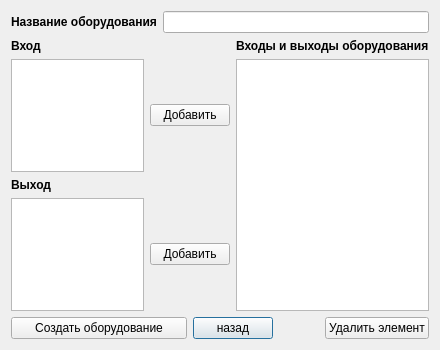
Old version of the form equipmentcreator.ui in the repository VampireVol/NetworkDiagramEditor.
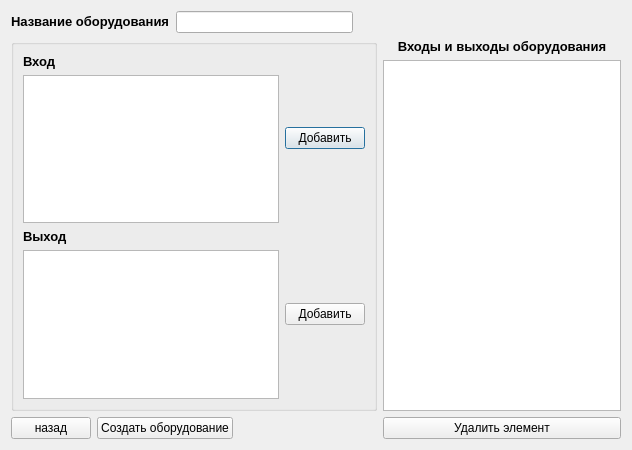
New version of the form.

Patch:
```diff
--- a/equipmentcreator.ui
+++ b/equipmentcreator.ui
@@ -6,93 +6,213 @@
    <rect>
     <x>0</x>
     <y>0</y>
-    <width>440</width>
-    <height>350</height>
+    <width>632</width>
+    <height>450</height>
    </rect>
   </property>
   <property name="windowTitle">
    <string>Создание оборудования</string>
   </property>
-  <layout class="QGridLayout" name="gridLayout">
-   <item row="2" column="3" rowspan="3" colspan="2">
-    <widget class="QListWidget" name="listWidgetEquipment"/>
-   </item>
-   <item row="1" column="3" colspan="2">
-    <widget class="QLabel" name="label">
-     <property name="text">
-      <string>&lt;html&gt;&lt;head/&gt;&lt;body&gt;&lt;p&gt;&lt;span style=&quot; font-weight:600;&quot;&gt;Входы и выходы оборудования&lt;/span&gt;&lt;/p&gt;&lt;/body&gt;&lt;/html&gt;</string>
-     </property>
-    </widget>
-   </item>
-   <item row="6" column="2" colspan="2" alignment="Qt::AlignLeft">
-    <widget class="QPushButton" name="pushButtonExit">
-     <property name="text">
-      <string>назад</string>
-     </property>
-    </widget>
-   </item>
-   <item row="2" column="0">
-    <widget class="QListWidget" name="listWidgetIn"/>
-   </item>
-   <item row="1" column="0">
-    <widget class="QLabel" name="labelIn">
-     <property name="text">
-      <string>&lt;html&gt;&lt;head/&gt;&lt;body&gt;&lt;p&gt;&lt;span style=&quot; font-weight:600;&quot;&gt;Вход&lt;/span&gt;&lt;/p&gt;&lt;/body&gt;&lt;/html&gt;</string>
-     </property>
-    </widget>
-   </item>
-   <item row="4" column="1" colspan="2">
-    <widget class="QPushButton" name="pushButtonAddOut">
-     <property name="text">
-      <string>Добавить</string>
-     </property>
-    </widget>
-   </item>
-   <item row="4" column="0">
-    <widget class="QListWidget" name="listWidgetOut"/>
-   </item>
-   <item row="0" column="0" colspan="5">
-    <layout class="QHBoxLayout" name="horizontalLayout_2">
+  <layout class="QGridLayout" name="gridLayout_2">
+   <item row="0" column="0">
+    <layout class="QVBoxLayout" name="verticalLayout_4">
      <item>
-      <widget class="QLabel" name="labelName">
-       <property name="text">
-        <string>&lt;html&gt;&lt;head/&gt;&lt;body&gt;&lt;p&gt;&lt;span style=&quot; font-weight:600;&quot;&gt;Название оборудования&lt;/span&gt;&lt;/p&gt;&lt;/body&gt;&lt;/html&gt;</string>
-       </property>
-      </widget>
+      <layout class="QHBoxLayout" name="horizontalLayout_4">
+       <item>
+        <layout class="QHBoxLayout" name="horizontalLayout_2">
+         <item>
+          <widget class="QLabel" name="labelName">
+           <property name="text">
+            <string>&lt;html&gt;&lt;head/&gt;&lt;body&gt;&lt;p&gt;&lt;span style=&quot; font-size:10pt; font-weight:600;&quot;&gt;Название оборудования&lt;/span&gt;&lt;/p&gt;&lt;/body&gt;&lt;/html&gt;</string>
+           </property>
+          </widget>
+         </item>
+         <item>
+          <widget class="QLineEdit" name="lineEditName"/>
+         </item>
+        </layout>
+       </item>
+       <item>
+        <spacer name="horizontalSpacer">
+         <property name="orientation">
+          <enum>Qt::Horizontal</enum>
+         </property>
+         <property name="sizeType">
+          <enum>QSizePolicy::Fixed</enum>
+         </property>
+         <property name="sizeHint" stdset="0">
+          <size>
+           <width>268</width>
+           <height>20</height>
+          </size>
+         </property>
+        </spacer>
+       </item>
+      </layout>
      </item>
      <item>
-      <widget class="QLineEdit" name="lineEditName"/>
+      <layout class="QHBoxLayout" name="horizontalLayout_3">
+       <item>
+        <layout class="QVBoxLayout" name="verticalLayout">
+         <item>
+          <widget class="QGroupBox" name="groupBox">
+           <property name="sizePolicy">
+            <sizepolicy hsizetype="Fixed" vsizetype="Preferred">
+             <horstretch>0</horstretch>
+             <verstretch>0</verstretch>
+            </sizepolicy>
+           </property>
+           <property name="title">
+            <string/>
+           </property>
+           <layout class="QGridLayout" name="gridLayout">
+            <item row="1" column="0">
+             <layout class="QVBoxLayout" name="verticalLayout_2">
+              <item>
+               <widget class="QLabel" name="labelOut">
+                <property name="text">
+                 <string>&lt;html&gt;&lt;head/&gt;&lt;body&gt;&lt;p&gt;&lt;span style=&quot; font-size:10pt; font-weight:600;&quot;&gt;Выход&lt;/span&gt;&lt;/p&gt;&lt;/body&gt;&lt;/html&gt;</string>
+                </property>
+               </widget>
+              </item>
+              <item>
+               <widget class="QListWidget" name="listWidgetOut">
+                <property name="sizePolicy">
+                 <sizepolicy hsizetype="Fixed" vsizetype="Preferred">
+                  <horstretch>0</horstretch>
+                  <verstretch>0</verstretch>
+                 </sizepolicy>
+                </property>
+               </widget>
+              </item>
+             </layout>
+            </item>
+            <item row="0" column="1">
+             <widget class="QPushButton" name="pushButtonAddIn">
+              <property name="sizePolicy">
+               <sizepolicy hsizetype="Fixed" vsizetype="Fixed">
+                <horstretch>0</horstretch>
+                <verstretch>0</verstretch>
+               </sizepolicy>
+              </property>
+              <property name="text">
+               <string>Добавить</string>
+              </property>
+             </widget>
+            </item>
+            <item row="1" column="1">
+             <widget class="QPushButton" name="pushButtonAddOut">
+              <property name="sizePolicy">
+               <sizepolicy hsizetype="Fixed" vsizetype="Fixed">
+                <horstretch>0</horstretch>
+                <verstretch>0</verstretch>
+               </sizepolicy>
+              </property>
+              <property name="text">
+               <string>Добавить</string>
+              </property>
+             </widget>
+            </item>
+            <item row="0" column="0">
+             <layout class="QGridLayout" name="gridLayout_3">
+              <item row="0" column="0">
+               <widget class="QLabel" name="labelIn">
+                <property name="text">
+                 <string>&lt;html&gt;&lt;head/&gt;&lt;body&gt;&lt;p&gt;&lt;span style=&quot; font-size:10pt; font-weight:600;&quot;&gt;Вход&lt;/span&gt;&lt;/p&gt;&lt;/body&gt;&lt;/html&gt;</string>
+                </property>
+               </widget>
+              </item>
+              <item row="1" column="0">
+               <widget class="QListWidget" name="listWidgetIn">
+                <property name="sizePolicy">
+                 <sizepolicy hsizetype="Fixed" vsizetype="Preferred">
+                  <horstretch>0</horstretch>
+                  <verstretch>0</verstretch>
+                 </sizepolicy>
+                </property>
+               </widget>
+              </item>
+             </layout>
+            </item>
+           </layout>
+          </widget>
+         </item>
+         <item>
+          <layout class="QHBoxLayout" name="horizontalLayout">
+           <item>
+            <widget class="QPushButton" name="pushButtonExit">
+             <property name="sizePolicy">
+              <sizepolicy hsizetype="Fixed" vsizetype="Fixed">
+               <horstretch>0</horstretch>
+               <verstretch>0</verstretch>
+              </sizepolicy>
+             </property>
+             <property name="text">
+              <string>назад</string>
+             </property>
+            </widget>
+           </item>
+           <item alignment="Qt::AlignLeft">
+            <widget class="QPushButton" name="pushButtonCreate">
+             <property name="sizePolicy">
+              <sizepolicy hsizetype="Fixed" vsizetype="Fixed">
+               <horstretch>0</horstretch>
+               <verstretch>0</verstretch>
+              </sizepolicy>
+             </property>
+             <property name="text">
+              <string>Создать оборудование</string>
+             </property>
+            </widget>
+           </item>
+          </layout>
+         </item>
+        </layout>
+       </item>
+       <item>
+        <layout class="QVBoxLayout" name="verticalLayout_3">
+         <item>
+          <widget class="QLabel" name="label">
+           <property name="sizePolicy">
+            <sizepolicy hsizetype="Preferred" vsizetype="Fixed">
+             <horstretch>0</horstretch>
+             <verstretch>0</verstretch>
+            </sizepolicy>
+           </property>
+           <property name="text">
+            <string>&lt;html&gt;&lt;head/&gt;&lt;body&gt;&lt;p align=&quot;center&quot;&gt;&lt;span style=&quot; font-size:10pt; font-weight:600;&quot;&gt;Входы и выходы оборудования&lt;/span&gt;&lt;/p&gt;&lt;/body&gt;&lt;/html&gt;</string>
+           </property>
+          </widget>
+         </item>
+         <item>
+          <widget class="QListWidget" name="listWidgetEquipment">
+           <property name="sizePolicy">
+            <sizepolicy hsizetype="Preferred" vsizetype="Preferred">
+             <horstretch>0</horstretch>
+             <verstretch>0</verstretch>
+            </sizepolicy>
+           </property>
+          </widget>
+         </item>
+         <item>
+          <widget class="QPushButton" name="pushButtonDelInOut">
+           <property name="sizePolicy">
+            <sizepolicy hsizetype="Expanding" vsizetype="Fixed">
+             <horstretch>0</horstretch>
+             <verstretch>0</verstretch>
+            </sizepolicy>
+           </property>
+           <property name="text">
+            <string>Удалить элемент</string>
+           </property>
+          </widget>
+         </item>
+        </layout>
+       </item>
+      </layout>
      </item>
     </layout>
    </item>
-   <item row="3" column="0">
-    <widget class="QLabel" name="labelOut">
-     <property name="text">
-      <string>&lt;html&gt;&lt;head/&gt;&lt;body&gt;&lt;p&gt;&lt;span style=&quot; font-weight:600;&quot;&gt;Выход&lt;/span&gt;&lt;/p&gt;&lt;/body&gt;&lt;/html&gt;</string>
-     </property>
-    </widget>
-   </item>
-   <item row="2" column="1" colspan="2">
-    <widget class="QPushButton" name="pushButtonAddIn">
-     <property name="text">
-      <string>Добавить</string>
-     </property>
-    </widget>
-   </item>
-   <item row="6" column="4">
-    <widget class="QPushButton" name="pushButtonDelInOut">
-     <property name="text">
-      <string>Удалить элемент</string>
-     </property>
-    </widget>
-   </item>
-   <item row="6" column="0" colspan="2">
-    <widget class="QPushButton" name="pushButtonCreate">
-     <property name="text">
-      <string>Создать оборудование</string>
-     </property>
-    </widget>
-   </item>
   </layout>
  </widget>
  <resources/>
```
